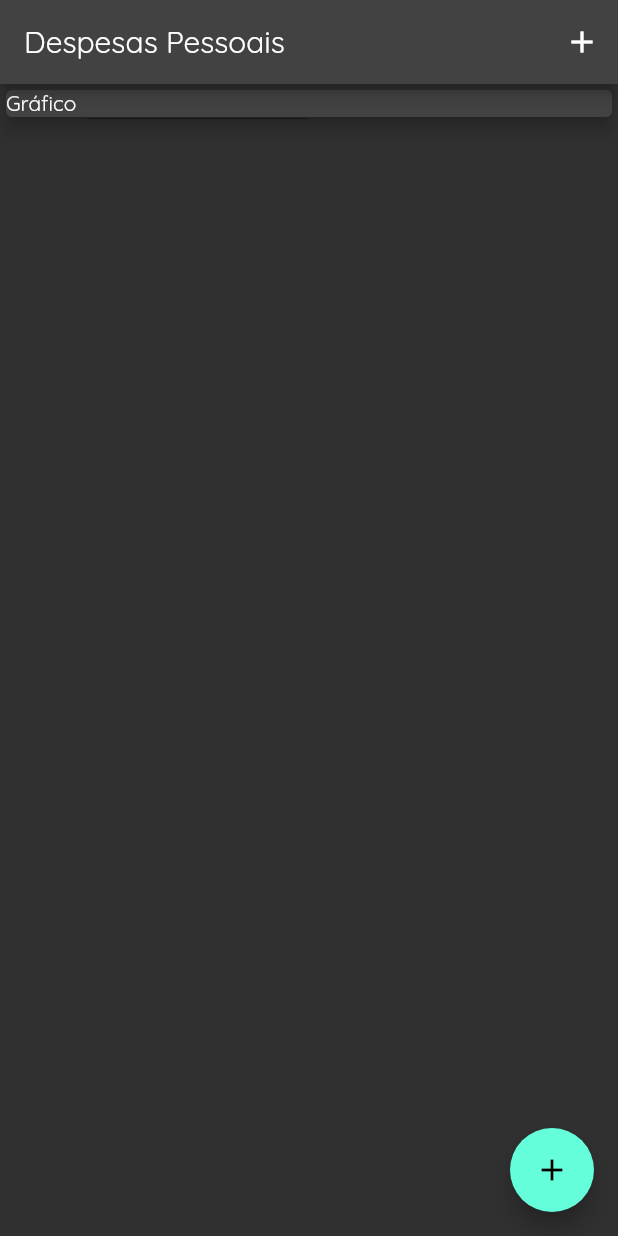
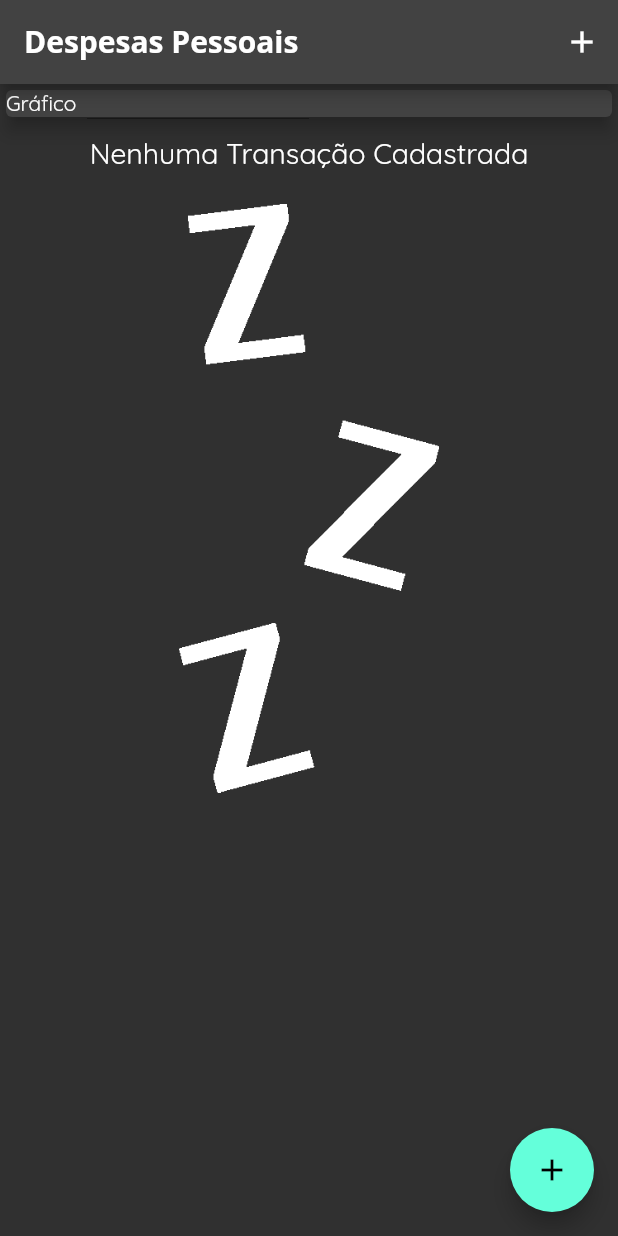
Before and after one commit to LeonardoCG12/Expenses, a Flutter app: the screen it shows after launch, on a phone screen of 412 x 824 dp. Run offline on Flutter 3.47's test engine with Material 2 defaults, Android fonts, the phone set to English and light mode, and no system bars.

Commit message:
Adicionado imagem para quando não há dados inseridos pelo usuário

```diff
--- a/lib/components/transaction_list.dart
+++ b/lib/components/transaction_list.dart
@@ -16,7 +16,29 @@ class TransactionList extends StatelessWidget {
   Widget build(BuildContext context) {
     return SizedBox(
       height: MediaQuery.of(context).size.height / 1.8,
-      child: ListView.builder(
+      child: transactions.isEmpty
+          ? Container(
+              margin: const EdgeInsets.only(top: 8),
+              child: Column(
+                children: [
+                  const Text(
+                    'Nenhuma Transação Cadastrada',
+                    style: TextStyle(
+                      fontSize: 19,
+                    ),
+                  ),
+                  Container(
+                    margin: const EdgeInsets.only(top: 22),
+                    height: MediaQuery.of(context).size.height / 2.1,
+                    child: Image.asset(
+                      'assets/images/waiting.png',
+                      fit: BoxFit.cover,
+                    ),
+                  ),
+                ],
+              ),
+            )
+          : ListView.builder(
               itemCount: transactions.length,
               itemBuilder: (context, index) {
                 final tr = transactions[index];
@@ -31,7 +53,7 @@ class TransactionList extends StatelessWidget {
                         ),
                         decoration: BoxDecoration(
                           border: Border.all(
-                      // color: Colors.purple,
+                            color: Colors.purple,
                             width: 2,
                           ),
                         ),
@@ -41,7 +63,7 @@ class TransactionList extends StatelessWidget {
                           style: const TextStyle(
                             fontSize: 20,
                             fontWeight: FontWeight.bold,
-                      // color: Colors.purple,
+                            color: Colors.purple,
                           ),
                         ),
                       ),
@@ -58,7 +80,7 @@ class TransactionList extends StatelessWidget {
                           Text(
                             DateFormat('HH:mm d/MM/y').format(tr.date),
                             style: const TextStyle(
-                          // color: Colors.grey,
+                              color: Colors.grey,
                             ),
                           ),
                         ],
--- a/lib/main.dart
+++ b/lib/main.dart
@@ -30,9 +30,11 @@ class MyApp extends StatelessWidget {
               fontFamily: 'Quicksand',
             ),
         appBarTheme: Theme.of(context).appBarTheme.copyWith(
-              toolbarTextStyle: Theme.of(context).textTheme.headline6?.apply(
-                    fontFamily: 'OpenSans',
-                  ),
+              titleTextStyle: const TextStyle(
+                fontFamily: 'OpenSans',
+                fontWeight: FontWeight.bold,
+                fontSize: 20,
+              ),
             ),
       ),
       home: const HomePage(),
--- a/pubspec.yaml
+++ b/pubspec.yaml
@@ -59,8 +59,8 @@ flutter:
   uses-material-design: true
 
   # To add assets to your application, add an assets section, like this:
-  # assets:
-  #   - images/a_dot_burr.jpeg
+  assets:
+    - assets/images/waiting.png
   #   - images/a_dot_ham.jpeg
 
   # An image asset can refer to one or more resolution-specific "variants", see
```
Also changed, not shown: assets/images/waiting.png (added). Lines whose indentation alone changed are shown as unchanged.
